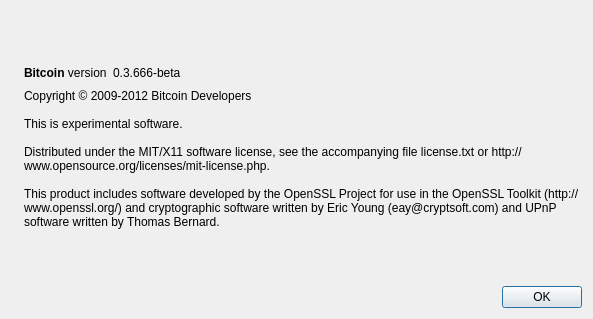
This is src/qt/forms/aboutdialog.ui in raffermeko/bitcoin as Qt 5 draws it before an edit. The edited form follows.
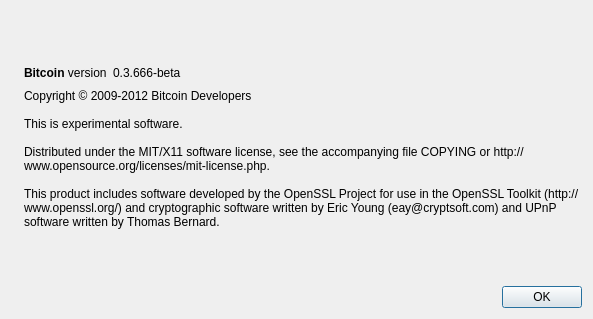
This is the edited form. Icons and pictures are not drawn.

Commit message: Replace all occurances of license.txt with COPYING, including naming the file COPYING.txt on Windows

```diff
--- a/src/qt/forms/aboutdialog.ui
+++ b/src/qt/forms/aboutdialog.ui
@@ -98,7 +98,7 @@
 
 This is experimental software.
 
-Distributed under the MIT/X11 software license, see the accompanying file license.txt or http://www.opensource.org/licenses/mit-license.php.
+Distributed under the MIT/X11 software license, see the accompanying file COPYING or http://www.opensource.org/licenses/mit-license.php.
 
 This product includes software developed by the OpenSSL Project for use in the OpenSSL Toolkit (http://www.openssl.org/) and cryptographic software written by Eric Young (eay@cryptsoft.com) and UPnP software written by Thomas Bernard.</string>
        </property>
```
The commit also changes 8 other files.
